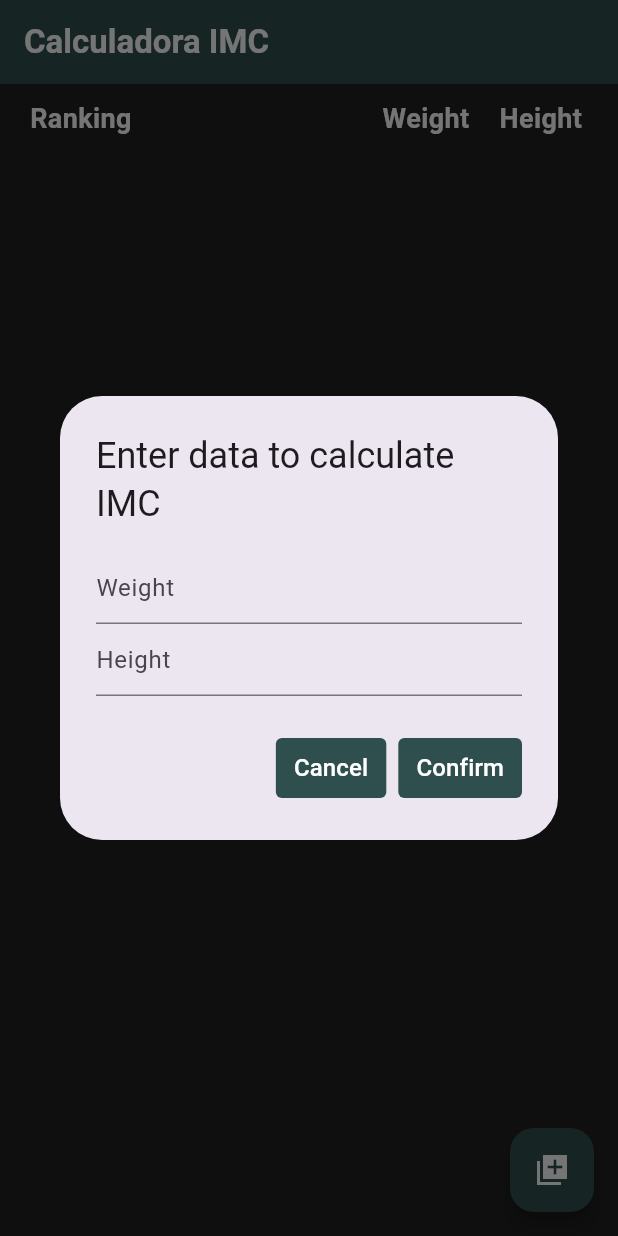
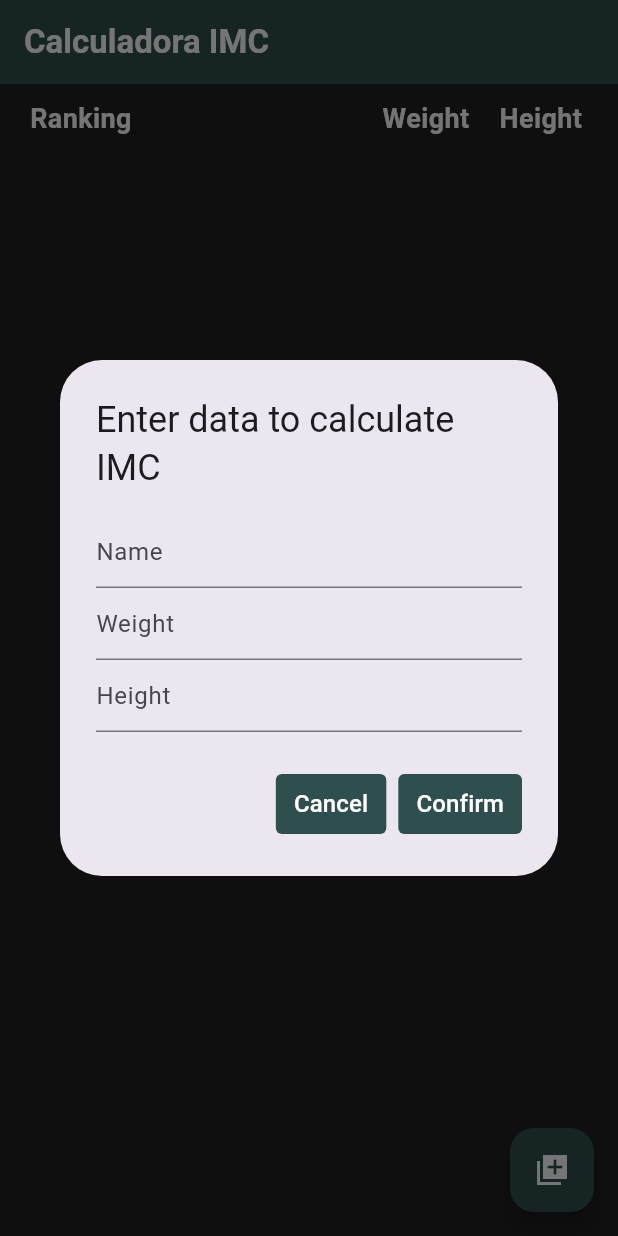
Before and after one commit to Nizoszz/calculadora_imc_flutter, a Flutter app: the screen it shows after launch, after a tap on the "library add" icon, on a phone screen of 412 x 824 dp. Run offline on Flutter 3.47's test engine with Material 3 defaults, Android fonts, the phone set to English and light mode, and no system bars; our stand-ins replace google_fonts, shared_preferences; statements that could not run were skipped.

```diff
--- a/lib/pages/register_data.dart
+++ b/lib/pages/register_data.dart
@@ -1,7 +1,9 @@
-import 'package:calculadora_imc_flutter/model/imc.dart';
+import 'package:calculadora_imc_flutter/model/imc_model.dart';
 import 'package:calculadora_imc_flutter/repositories/imc_repository.dart';
 import 'package:calculadora_imc_flutter/services/imc_service.dart';
 import 'package:flutter/material.dart';
+
+import '../services/storage_service.dart';
 
 class RegisterData extends StatefulWidget {
   const RegisterData({super.key});
@@ -11,21 +13,28 @@ class RegisterData extends StatefulWidget {
 }
 
 class _RegisterDataState extends State<RegisterData> {
-  final _imcRepository = IMCRepository();
-  var _listIMC = <IMC>[];
+  late IMCRepository repository;
+  IMCService service = IMCService();
+  var _listIMC = <IMCModel>[];
   final _weightController = TextEditingController();
   final _heightController = TextEditingController();
-  final _imcService = IMCService();
+  final _nameController = TextEditingController();
+  AppStorageService storage = AppStorageService();
+  bool save = false;
 
   @override
   void initState() {
     super.initState();
     loadIMCS();
+
   }
 
   void loadIMCS() async {
-    _listIMC = await _imcRepository.readList();
-    print(_listIMC);
+    repository = await IMCRepository.load();
+    _listIMC = repository.findAll();
+    var storage = AppStorageService();
+    _nameController.text = await storage.getName();
+    _heightController.text = (await Future.value(storage.getHeight())).toString();
     setState(() {
 
     });
@@ -42,15 +51,28 @@ class _RegisterDataState extends State<RegisterData> {
         ),
         onPressed: () {
           _weightController.text = "";
-          _heightController.text = "";
           showDialog(
               context: context,
               builder: (BuildContext bc) {
                 return AlertDialog(
                   title: const Text("Enter data to calculate IMC"),
-                  content: Column(
+                  content: SingleChildScrollView(
+                    child: Column(
                       mainAxisSize: MainAxisSize.min,
                       children: [
+                        TextField(
+                          controller: _nameController,
+                          keyboardType: TextInputType.text,
+                          readOnly: _nameController.text.isNotEmpty? true : false,
+                          decoration: const InputDecoration(
+                              focusedBorder: UnderlineInputBorder(
+                                  borderSide: BorderSide(
+                                    color: Color.fromRGBO(47, 79, 79, 1),
+                                  )
+                              ),
+                              hintText: "Name"
+                          ),
+                        ),
                         TextField(
                           controller: _weightController,
                           keyboardType: TextInputType.number,
@@ -66,8 +88,9 @@ class _RegisterDataState extends State<RegisterData> {
                         TextField(
                           controller: _heightController,
                           keyboardType: TextInputType.number,
+                          readOnly: _heightController.text.isNotEmpty? true : false,
+                          decoration: const InputDecoration(
 
-                        decoration: const InputDecoration(
                               focusedBorder: UnderlineInputBorder(
                                   borderSide: BorderSide(
                                       color:  Color.fromRGBO(47, 79, 79, 1),
@@ -77,6 +100,7 @@ class _RegisterDataState extends State<RegisterData> {
                           ),
                         ),
                       ],
+                    ),
                   ),
                   actions: [
                     TextButton(
@@ -109,13 +133,24 @@ class _RegisterDataState extends State<RegisterData> {
                           ),
                         ),
                         onPressed: () async {
-                          // await _imcRepository.add(IMC(8, 8));
-                          var imcOjb = _imcService.
-                          calculate(double.tryParse(_weightController.text) ?? 0,
-                              double.tryParse(_heightController.text) ?? 0);
-                          await _imcRepository.add(imcOjb);
+                          setState(() {
+                            save = true;
+                          });
                           Navigator.pop(context);
+                          // var imcOjb = _imcService.
+                          // calculate(double.tryParse(_weightController.text) ?? 0,
+                          //     double.tryParse(_heightController.text) ?? 0);
+                          await storage.setName(_nameController.text);
+                          await storage.setHeight(double.tryParse(_heightController.text) ?? 0.0);
+                          await storage.setWeight(double.tryParse(_weightController.text) ?? 0.0);
+                          var imcModel = service.calculate(double.tryParse(_weightController.text) ?? 0.0, double.tryParse(_heightController.text) ?? 0.0);
+                          await repository.save(imcModel);
+                          ScaffoldMessenger.of(context).showSnackBar(
+                          const SnackBar(
+                          content: Text("Dados salvos com sucesso!")));
+                          loadIMCS();
                           setState(() {
+                            save = false;
                           });
                         },
                         child: const Text("Confirm",
@@ -132,7 +167,10 @@ class _RegisterDataState extends State<RegisterData> {
           );
         },
       ),
-      body: Column(
+      body: save ? const Center(child: CircularProgressIndicator(
+        backgroundColor: Color.fromRGBO(47, 79, 79, 1),
+        color: Colors.white,
+      )) : Column(
         children: [
           Container(
             padding: const EdgeInsets.only(left: 20, right: 24, top: 10, bottom: 10),
@@ -162,7 +200,7 @@ class _RegisterDataState extends State<RegisterData> {
                              color: Colors.white
                          )
                      ),
-                     const SizedBox(
+                     SizedBox(
                        width: 20,
                      ),
                      Text("Height",
@@ -183,16 +221,20 @@ class _RegisterDataState extends State<RegisterData> {
                   itemCount: _listIMC.length,
                   itemBuilder: (BuildContext bc, int index){
                     var imc = _listIMC[index];
+
                     return Dismissible(
                       onDismissed: (DismissDirection direction) async {
-                        await _imcRepository.remove(imc.id);
+                        await repository.remove(imc);
                         loadIMCS();
                       },
-                        key: Key(imc.id),
+                        key: Key(imc.key.toString()),
                         child: Card(
+                          color: Colors.transparent,
+                          surfaceTintColor: Colors.black12,
+                          shadowColor: Colors.transparent,
                           shape: const RoundedRectangleBorder(
                             borderRadius: BorderRadius.all(
-                              Radius.circular(4)
+                              Radius.circular(3)
                             ),
                           ),
                           elevation: 5,
@@ -204,8 +246,10 @@ class _RegisterDataState extends State<RegisterData> {
                               children: [
                                 Expanded(
                                   flex: 2,
-                                    child: Container(
-                                        child: Text(imc.rankIMC)
+                                    child: Text(imc.rankIMC,
+                                      style: const TextStyle(
+                                          color: Colors.white,
+                                          fontWeight: FontWeight.w500),
                                     )
                                 ),
                                 Expanded(
@@ -213,18 +257,25 @@ class _RegisterDataState extends State<RegisterData> {
                                     child: Row(
                                       children: [
                                         SizedBox(
-                                          width: 40,
-                                          child: Text(imc.weight.toString(),
+                                          width: 60,
+                                          child: Text(imc.weight.toStringAsFixed(2),
                                             style: const TextStyle(
                                                 fontSize: 16,
-                                                fontWeight: FontWeight.w500
+                                                fontWeight: FontWeight.w500,
+                                                color: Colors.white
                                             ),
                                           ),
                                         ),
                                         const SizedBox(
-                                          width: 40,
+                                          width: 20,
                                         ),
-                                        Text(imc.height.toString()),
+                                        Text(imc.height.toStringAsFixed(2),
+                                          style: const TextStyle(
+                                              fontSize: 16,
+                                              fontWeight: FontWeight.w500,
+                                              color: Colors.white
+                                          ),
+                                        ),
                                       ],
                                     )
                                 ),
```
Lines whose indentation alone changed are shown as unchanged.
